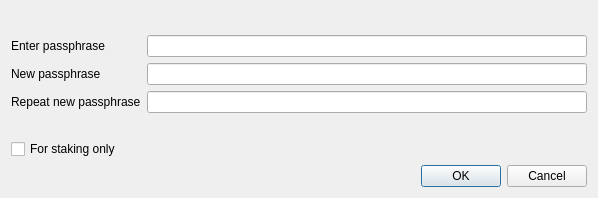
MintcoinCommunity/Mintcoin-Desktop-Wallet, file src/qt/forms/askpassphrasedialog.ui: the form before one commit.
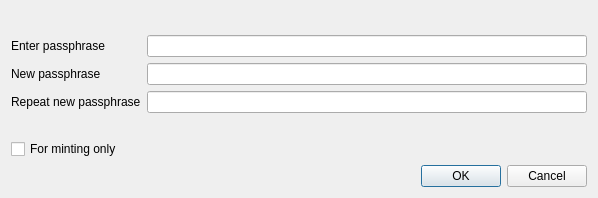
The form after the commit.

Commit message:
Fix the "For minting only" option.
When the wallet is unlocked with the minting only option, force the user
to retype the passphrase when sending coins by first re-locking the
wallet, then asking them for the passphrase to unlock it again.

Also changed the wording from "For staking only" to "For minting only".

The edit to the form file:
```diff
--- a/src/qt/forms/askpassphrasedialog.ui
+++ b/src/qt/forms/askpassphrasedialog.ui
@@ -108,7 +108,7 @@
         <string>Serves to disable trivial use of sendmoney when the OS account is compromised. Provides no real security.</string>
        </property>
        <property name="text">
-        <string>For staking only</string>
+        <string>For minting only</string>
        </property>
        <property name="visible">
         <bool>false</bool>
```
The commit also changes 3 other files.
